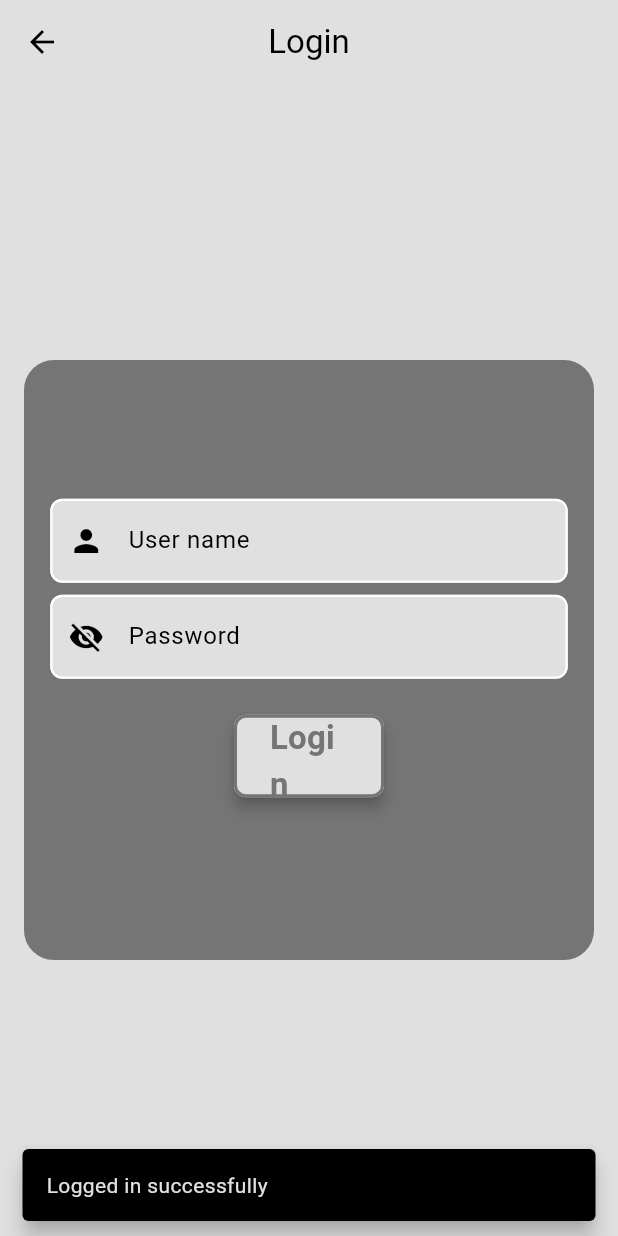
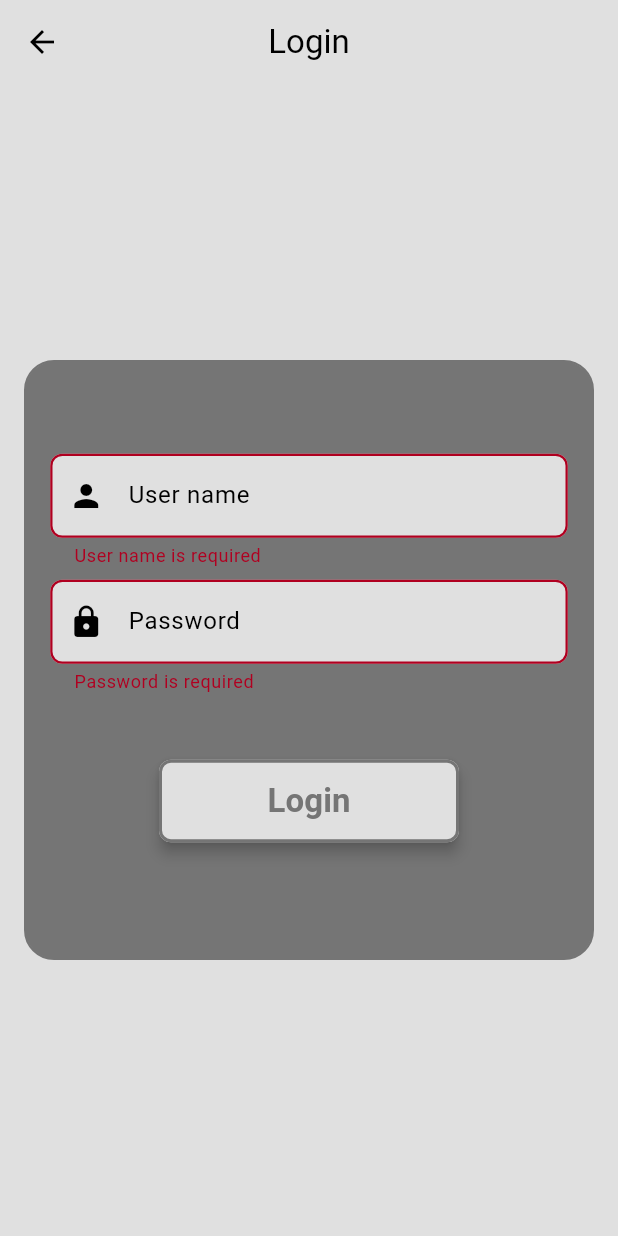
Before and after one commit to MoEhab74/mitch_E-Commerce, a Flutter app: the LoginPage screen opened by its route, after a tap on "Login", on a phone screen of 412 x 824 dp. Run offline on Flutter 3.47's test engine with Material 3 defaults, Android fonts, the phone set to English and light mode, and no system bars; our stand-ins replace animate_do, dio, flutter_bloc; project files that could hold a hidden picture were left out.

Commit message:
Handle login form

```diff
--- a/lib/components/app_button.dart
+++ b/lib/components/app_button.dart
@@ -1,9 +1,9 @@
 import 'package:flutter/material.dart';
 
 class AppButton extends StatelessWidget {
-  const AppButton({super.key, required this.title, required this.snackBarMessage, this.onPressed});
+  const AppButton({super.key, required this.title, this.snackBarMessage, this.onPressed});
   final String title;
-  final String snackBarMessage;
+  final String? snackBarMessage;
   final  void Function()? onPressed;
 
 
@@ -12,7 +12,7 @@ class AppButton extends StatelessWidget {
     return Padding(
       padding: const EdgeInsets.all(16.0),
       child: SizedBox(
-        width: 100,
+        width: 200,
         height: 55,
         child: ElevatedButton.icon(
           style: ElevatedButton.styleFrom(
--- /dev/null
+++ b/lib/components/login_form.dart
@@ -0,0 +1,91 @@
+import 'package:flutter/material.dart';
+import 'package:flutter_bloc/flutter_bloc.dart';
+import 'package:minimal_e_commerce/components/app_button.dart';
+import 'package:minimal_e_commerce/components/my_text_form_field.dart';
+import 'package:minimal_e_commerce/cubits/auth/auth_cubit.dart';
+import 'package:minimal_e_commerce/cubits/auth/auth_states.dart';
+import 'package:minimal_e_commerce/helper/snack_bar_message.dart';
+
+class LoginForm extends StatefulWidget {
+  const LoginForm({super.key});
+
+  @override
+  State<LoginForm> createState() => _LoginFormState();
+}
+
+class _LoginFormState extends State<LoginForm> {
+  final _formKey = GlobalKey<FormState>();
+  final _usernameController = TextEditingController();
+  final _passwordController = TextEditingController();
+
+  @override
+  void dispose() {
+    _usernameController.dispose();
+    _passwordController.dispose();
+    super.dispose();
+  }
+
+  @override
+  Widget build(BuildContext context) {
+    return Form(
+      key: _formKey,
+      autovalidateMode: AutovalidateMode.onUserInteraction,
+      child: Column(
+        mainAxisAlignment: MainAxisAlignment.center,
+        children: [
+          MyTextFormField(
+            controller: _usernameController,
+            labelText: 'User name',
+            icon: Icons.person,
+            validator: (value) => value == null || value.trim().isEmpty
+                ? 'User name is required'
+                : null,
+          ),
+          MyTextFormField(
+            controller: _passwordController,
+            labelText: 'Password',
+            icon: Icons.lock,
+            obscureText: true,
+            validator: (value) {
+              if (value == null || value.trim().isEmpty) {
+                return 'Password is required';
+              } else if (value.length < 6) {
+                return 'Password must be at least 6 characters';
+              }
+              return null;
+            },
+          ),
+          const SizedBox(height: 20),
+          BlocConsumer<AuthCubit, AuthState>(
+            listener: (context, state) {
+              if (state is AuthSuccess) {
+                showSnackBar(
+                  context,
+                  message: 'Welcome ${state.user.username}',
+                );
+              } else if (state is AuthError) {
+                showSnackBar(context, message: state.message);
+              }
+            },
+            builder: (context, state) {
+              if (state is AuthLoading) {
+                return const CircularProgressIndicator();
+              }
+              return AppButton(
+                title: 'Login',
+                onPressed: () {
+                  if (_formKey.currentState!.validate()) {
+                    context.read<AuthCubit>().loginUser(
+                      username: _usernameController.text,
+                      password: _passwordController.text,
+                    );
+                  }
+                },
+              );
+            },
+          ),
+        ],
+      ),
+    );
+  }
+}
--- a/lib/components/my_text_form_field.dart
+++ b/lib/components/my_text_form_field.dart
@@ -4,29 +4,37 @@ class MyTextFormField extends StatelessWidget {
   const MyTextFormField({
     super.key,
     required this.labelText,
-    required this.icon, this.obscureText = false,
+    required this.icon,
+    this.obscureText = false,
+    this.validator,
+    this.controller,
   });
   final String labelText;
   final IconData icon;
   final bool? obscureText;
+  final String? Function(String?)? validator;
+  final TextEditingController? controller;
 
   @override
   Widget build(BuildContext context) {
     return Padding(
       padding: const EdgeInsets.only(bottom: 8),
       child: TextFormField(
+        controller: controller,
+        validator: validator,
         decoration: InputDecoration(
           filled: true,
           fillColor: Theme.of(context).colorScheme.surface,
           border: OutlineInputBorder(),
-          labelText: labelText,
+          hintText: labelText,
+          hintStyle: TextStyle(color: Theme.of(context).colorScheme.secondary,fontSize: 16),
           prefixIcon: Icon(icon),
           enabledBorder: OutlineInputBorder(
-            borderSide: BorderSide(color: Colors.white, width: 1.5),
+            borderSide: BorderSide(color: Theme.of(context).colorScheme.primary, width: 1.5),
             borderRadius: BorderRadius.all(Radius.circular(8)),
           ),
           focusedBorder: OutlineInputBorder(
-            borderSide: BorderSide(color: Colors.white, width: 1.5),
+            borderSide: BorderSide(color: Theme.of(context).colorScheme.primary, width: 1.5),
             borderRadius: BorderRadius.all(Radius.circular(8)),
           ),
           errorBorder: OutlineInputBorder(
--- a/lib/pages/login_page.dart
+++ b/lib/pages/login_page.dart
@@ -1,6 +1,7 @@
 import 'package:flutter/material.dart';
 import 'package:flutter_bloc/flutter_bloc.dart';
 import 'package:minimal_e_commerce/components/app_button.dart';
+import 'package:minimal_e_commerce/components/login_form.dart';
 import 'package:minimal_e_commerce/components/my_text_form_field.dart';
 import 'package:minimal_e_commerce/cubits/auth/auth_cubit.dart';
 import 'package:minimal_e_commerce/helper/snack_bar_message.dart';
@@ -35,33 +36,7 @@ class LoginPage extends StatelessWidget {
                 borderRadius: BorderRadius.circular(20),
                 color: Theme.of(context).colorScheme.primary,
               ),
-              child: Column(
-                mainAxisAlignment: MainAxisAlignment.center,
-                children: [
-                  // userName textFormField
-                  MyTextFormField(labelText: 'User name', icon: Icons.person),
-
-                  // Password textFormField
-                  MyTextFormField(
-                    labelText: 'Password',
-                    icon: Icons.visibility_off,
-                    obscureText: true,
-                  ),
-
-                  // Login button
-                  AppButton(
-                    title: 'Login',
-                    snackBarMessage: 'Logged in successfully',
-                    onPressed: () {
-                      // Trigger cubit method
-                      // context.read<AuthCubit>().loginUser();
-                      // show snackbar
-                      showSnackBar(context,
-                          message: 'Logged in successfully');
-                    },
-                  ),
-                ],
-              ),
+              child: LoginForm(),
             ),
           ),
         ),
```
